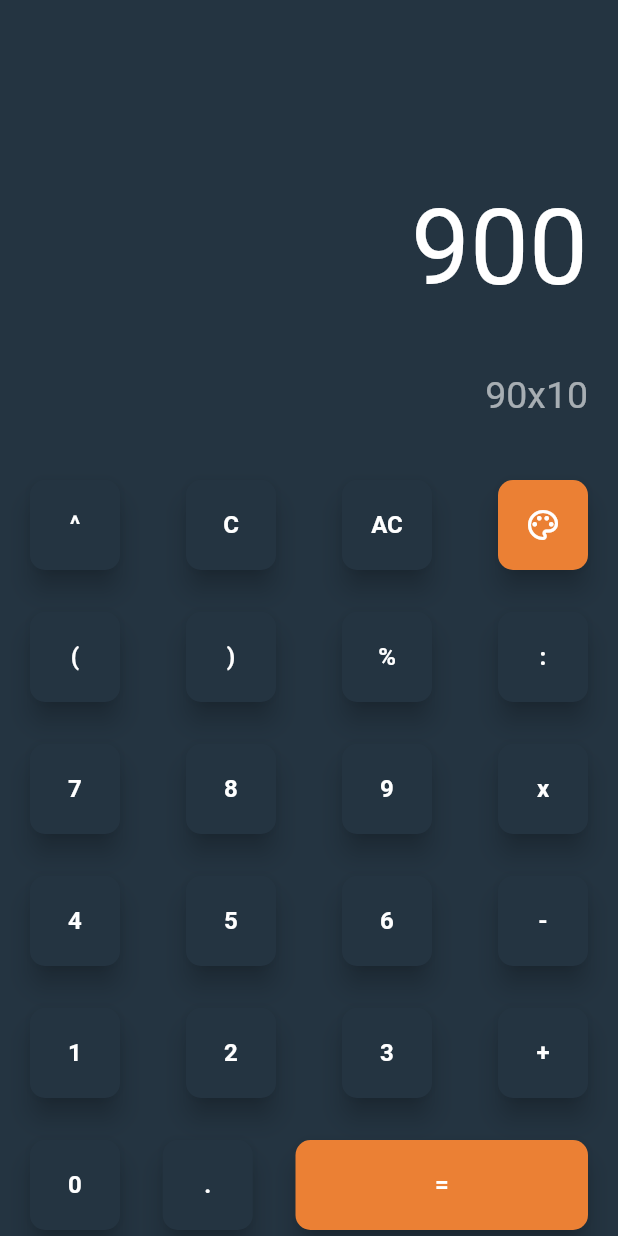
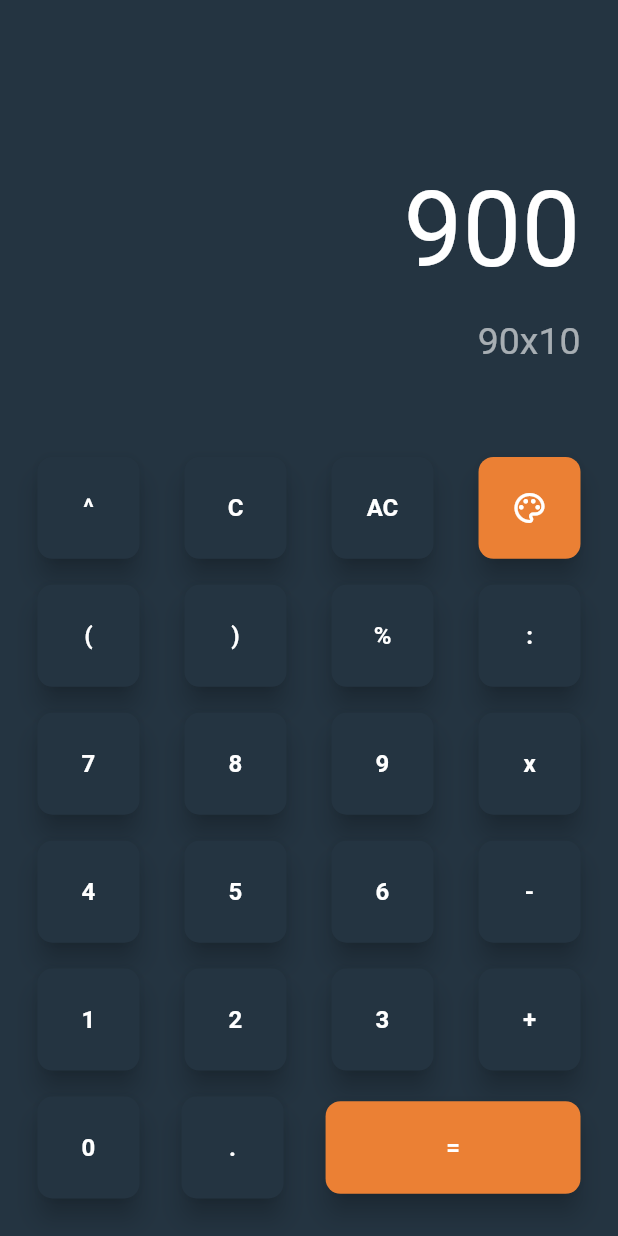
Before and after one commit to rsyd29/calculator_get_x, a Flutter app: the screen it shows after launch, on a phone screen of 412 x 824 dp. Run offline on Flutter 3.47's test engine with Material 2 defaults, Android fonts, the phone set to English and light mode, and no system bars; our stand-ins replace get.

Commit message:
Create responsive UI using Get.width and Get.height

```diff
--- a/lib/app/modules/home/views/home_view.dart
+++ b/lib/app/modules/home/views/home_view.dart
@@ -23,29 +23,46 @@ class HomeView extends GetView<HomeController> {
 
   @override
   Widget build(BuildContext context) {
+    /**
+     *  final heightApp = Get.height;
+     *  ini untuk mengambil tinggi dari suatu layar handphone, dll.
+     *
+     *  tambahkan contex.mediaQueryPadding.top dan context.mediaQueryPadding.bottom
+     *  untuk mengambil safe area bagian atas dan bawah dari suatu device
+     */
+
+    final heightApp = Get.height -
+        context.mediaQueryPadding.top -
+        context.mediaQueryPadding.bottom;
+
+    final widthApp = Get.width;
+
     return Scaffold(
       backgroundColor: context.theme.backgroundColor,
       body: SafeArea(
         child: Padding(
-          padding: const EdgeInsets.all(20),
+          padding: const EdgeInsets.all(25),
           child: Column(
             children: [
               // Tampilan untuk layar perhitungan
-              Container(
-                width: double.infinity,
-                height: 300,
+              Expanded(
+                // Expanded untuk mengambil ukuran sisa dari container ke-2
+                child: Container(
+                  width: widthApp,
                   child: Column(
                     mainAxisAlignment: MainAxisAlignment.spaceEvenly,
                     crossAxisAlignment: CrossAxisAlignment.end,
                     children: [
-                    SizedBox(
-                      height: 20,
-                    ),
+                      SizedBox(height: 50),
+                      SingleChildScrollView(
+                        // Berfungsi untuk apabila angkanya terlalu panjang maka bisa di-scroll ke arah horizontal (kanan-kiri)
+                        scrollDirection: Axis.horizontal,
+                        child: Text(
                           // Angka untuk melihat hasil dari perhitungan
-                    Text(
                           "900",
                           style: TextStyle(
                             fontSize: 70,
+                          ),
                         ),
                       ),
                       // Angka untuk melihat perhitungan matematika
@@ -54,13 +71,16 @@ class HomeView extends GetView<HomeController> {
                         style: TextStyle(
                             fontSize: 25, color: context.theme.accentColor),
                       ),
+                      SizedBox(height: 25),
                     ],
+                  ),
                 ),
               ),
               // Tombol untuk melakukan perhitungan
               Container(
-                width: double.infinity,
-                height: 500,
+                width: widthApp,
+                // Mengambil layar sebesar 60% untuk Container ke-2
+                height: heightApp * 0.6,
                 // color: Colors.red,
                 child: Column(
                   mainAxisAlignment: MainAxisAlignment.spaceBetween,
@@ -84,8 +104,9 @@ class HomeView extends GetView<HomeController> {
                             ),
                             borderRadius: BorderRadius.circular(10),
                             child: Container(
-                              width: 60,
-                              height: 60,
+                              // menambahkan width dan heigh agar responsive untuk tombol =
+                              width: Get.width * 0.165,
+                              height: Get.width * 0.165,
                               child: Center(
                                 child: Icon(
                                   Icons.color_lens_outlined,
@@ -151,8 +172,9 @@ class HomeView extends GetView<HomeController> {
                             onTap: () {},
                             borderRadius: BorderRadius.circular(10),
                             child: Container(
-                              width: 195,
-                              height: 60,
+                              // menambahkan width dan heigh agar responsive untuk tombol =
+                              width: Get.width * 0.165 * 2.5,
+                              height: Get.width * 0.15,
                               child: Center(
                                 child: Text(
                                   "=",
@@ -197,8 +219,8 @@ class ItemButtonCustom extends StatelessWidget {
         onTap: () {},
         borderRadius: BorderRadius.circular(10),
         child: Container(
-          width: 60,
-          height: 60,
+          width: Get.width * 0.165,
+          height: Get.width * 0.165,
           child: Center(
             child: Text(
               text,
```
Lines whose indentation alone changed are shown as unchanged.
